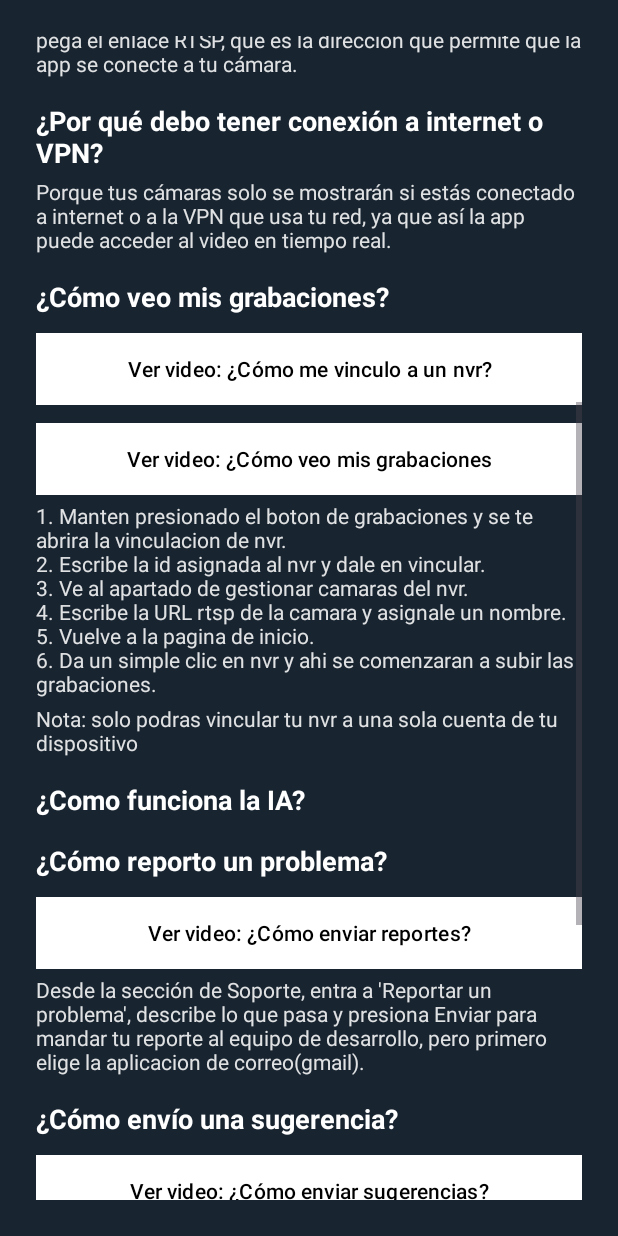
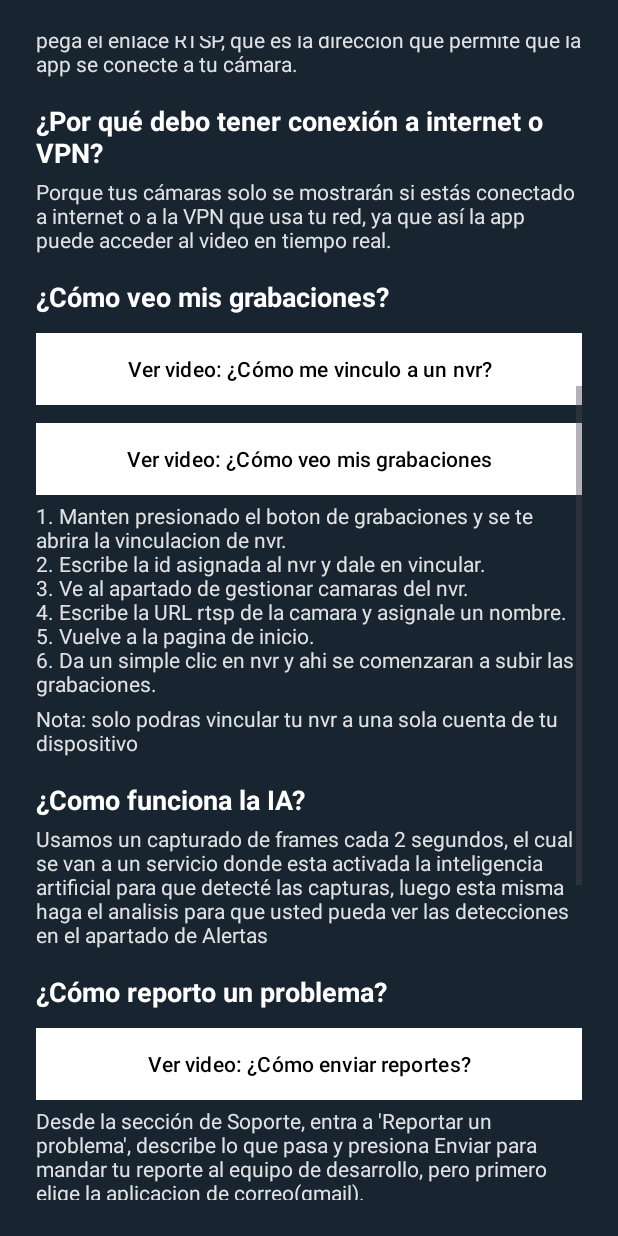
Before and after one commit to Emilio24-dev/Software, an Android app: the AyudaActivity screen opened directly, with no data from a screen before it, scrolled down 576 dp, on a phone screen of 412 x 824 dp. Run offline under Robolectric (Android 15) with nearby library versions, the phone set to English and light mode, and no system bars.

Commit message:
Agregando Manual completo

```diff
--- a/app/src/main/res/layout/activity_ayuda.xml
+++ b/app/src/main/res/layout/activity_ayuda.xml
@@ -181,6 +181,14 @@
             android:textSize="18sp"
             android:textColor="#FFFFFF" />
 
+        <TextView
+            android:layout_width="match_parent"
+            android:layout_height="wrap_content"
+            android:text="@string/IA_res"
+            android:textSize="14sp"
+            android:textColor="#DDFFFFFF"
+            android:layout_marginTop="4dp" />
+
         <!-- Sección: Reportar un problema -->
         <TextView
             android:layout_width="wrap_content"
--- a/app/src/main/res/values/strings.xml
+++ b/app/src/main/res/values/strings.xml
@@ -190,6 +190,7 @@
     <string name="nvr_video1">Ver video: ¿Cómo me vinculo a un nvr?</string>
     <string name="nvr_video2">Ver video: ¿Cómo veo mis grabaciones</string>
     <string name="fourth_question">¿Como funciona la IA?</string>
+    <string name="IA_res">Usamos un capturado de frames cada 2 segundos, el cual se van a un servicio donde esta activada la inteligencia artificial para que detecté las capturas, luego esta misma haga el analisis para que usted pueda ver las detecciones en el apartado de "Alertas" </string>
     <string name="fifth_quest">¿Cómo reporto un problema?</string>
     <string name="fifth_resp">Desde la sección de Soporte, entra a \'Reportar un problema\', describe lo que pasa y presiona Enviar para mandar tu reporte al equipo de desarrollo, pero primero elige la aplicacion
         de correo(gmail).</string>
```
Also changed, not shown: 1 other file.
